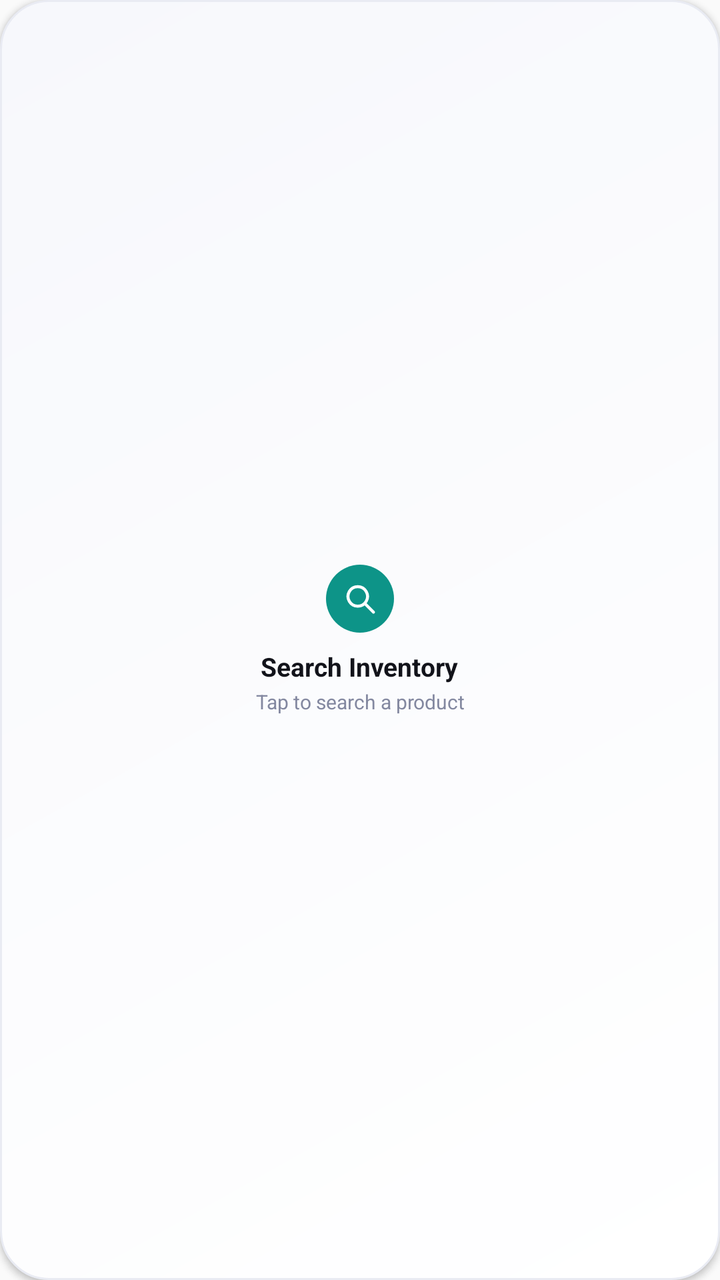
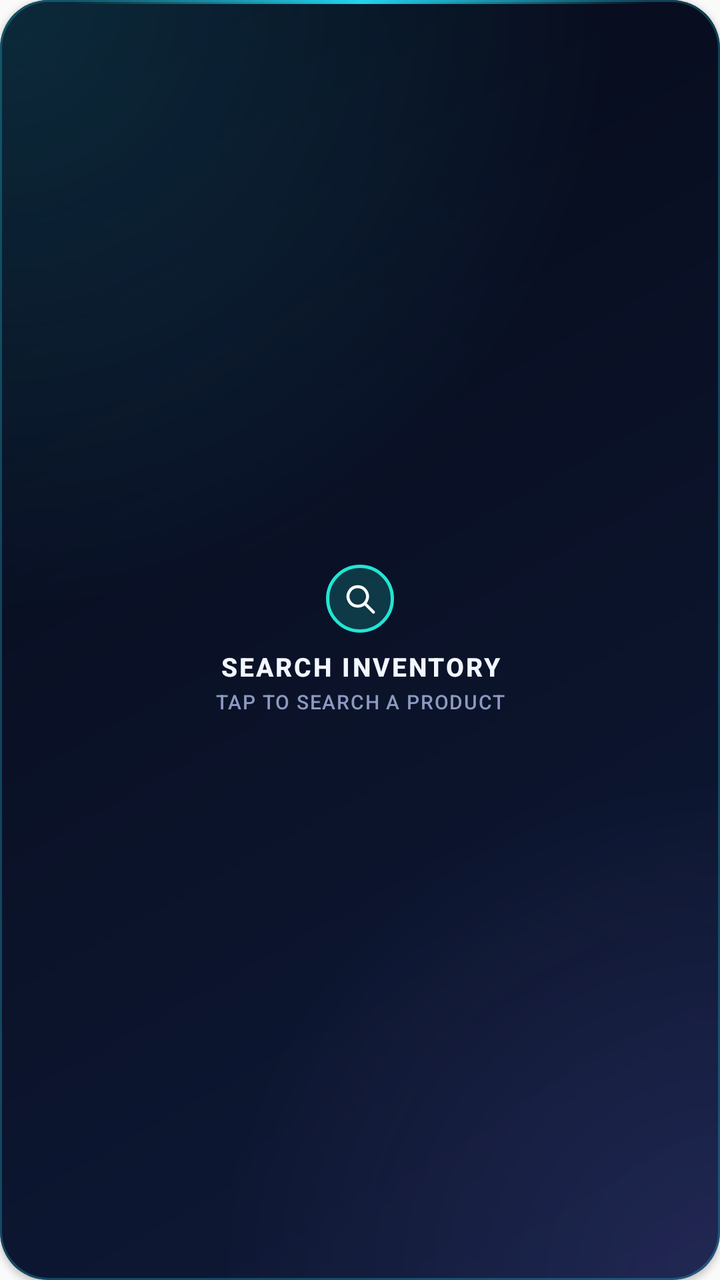

Compare the two renders of this Android layout. The source of the first and the diff that turns it into the second are given below.
<!-- AndroidManifest.xml: application theme Theme.AppCompat.Light.NoActionBar -->
<!-- res/layout/widget_inventory_search.xml -->
<?xml version="1.0" encoding="utf-8"?>
<LinearLayout xmlns:android="http://schemas.android.com/apk/res/android"
    android:layout_width="match_parent"
    android:layout_height="match_parent"
    android:orientation="vertical"
    android:gravity="center"
    android:background="@drawable/widget_background"
    android:padding="16dp"
    android:elevation="2dp"
    android:id="@+id/inv_search_widget_root">

    <FrameLayout
        android:layout_width="34dp"
        android:layout_height="34dp"
        android:background="@drawable/badge_circle_inventory">
        <ImageView android:layout_width="18dp" android:layout_height="18dp"
            android:layout_gravity="center" android:src="@drawable/ic_search" />
    </FrameLayout>

    <TextView
        android:layout_width="wrap_content"
        android:layout_height="wrap_content"
        android:layout_marginTop="8dp"
        android:text="@string/inv_search_widget_title"
        android:textColor="@color/ink_900"
        android:textStyle="bold"
        android:textSize="13sp"
        android:gravity="center" />

    <TextView
        android:layout_width="wrap_content"
        android:layout_height="wrap_content"
        android:layout_marginTop="2dp"
        android:text="@string/inv_search_widget_subtitle"
        android:textColor="@color/ink_500"
        android:textSize="10sp"
        android:gravity="center" />

</LinearLayout>
<!-- resources referenced by this layout -->
<resources>
  <color name="ink_500">#8388A0</color>
  <color name="ink_900">#12131A</color>
  <!-- drawable badge_circle_inventory (drawable) -->
  <?xml version="1.0" encoding="utf-8"?>
  <shape xmlns:android="http://schemas.android.com/apk/res/android" android:shape="oval">
      <solid android:color="@color/accent_inventory" />
  </shape>
  <!-- drawable ic_search (drawable) -->
  <vector xmlns:android="http://schemas.android.com/apk/res/android"
      android:width="24dp" android:height="24dp" android:viewportWidth="24" android:viewportHeight="24">
      <path android:fillColor="#00000000" android:strokeColor="#FFFFFF" android:strokeWidth="2"
          android:strokeLineCap="round" android:pathData="M10.5,4 a6.5,6.5 0,1 0,0.01 0Z" />
      <path android:fillColor="#00000000" android:strokeColor="#FFFFFF" android:strokeWidth="2"
          android:strokeLineCap="round" android:pathData="M15.2,15.2 L21,21" />
  </vector>
  <!-- drawable widget_background (drawable) -->
  <?xml version="1.0" encoding="utf-8"?>
  <shape xmlns:android="http://schemas.android.com/apk/res/android"
      android:shape="rectangle">
      <corners android:radius="24dp" />
      <gradient
          android:angle="135"
          android:startColor="@color/surface_card_top"
          android:endColor="@color/surface_card_bottom"
          android:type="linear" />
      <stroke android:width="1dp" android:color="@color/surface_inset_border" />
  </shape>
  <string name="inv_search_widget_subtitle">Tap to search a product</string>
  <string name="inv_search_widget_title">Search Inventory</string>
  <color name="accent_inventory">#0D9488</color>
  <color name="surface_card_top">#FFFFFF</color>
  <color name="surface_card_bottom">#F7F8FC</color>
  <color name="surface_inset_border">#E9EBF3</color>
</resources>

<!-- the commit's change to res/layout/widget_inventory_search.xml (unified diff, before → after) -->
@@ -25,7 +25,8 @@
         android:textColor="@color/ink_900"
         android:textStyle="bold"
         android:textSize="13sp"
-        android:gravity="center" />
+        android:gravity="center"
+            android:textAllCaps="true" android:letterSpacing="0.08" android:fontFamily="sans-serif-medium" />
 
     <TextView
         android:layout_width="wrap_content"
@@ -34,6 +35,6 @@
         android:text="@string/inv_search_widget_subtitle"
         android:textColor="@color/ink_500"
         android:textSize="10sp"
-        android:gravity="center" />
+        android:gravity="center" android:textAllCaps="true" android:letterSpacing="0.06" android:fontFamily="sans-serif-medium" />
 
 </LinearLayout>
<!-- resource entries referenced after the edit -->
@@ -1,11 +1,12 @@
 <!-- resources referenced by this layout -->
 <resources>
-  <color name="ink_500">#8388A0</color>
-  <color name="ink_900">#12131A</color>
+  <color name="ink_500">#FF8C9AC0</color>
+  <color name="ink_900">#FFF2F6FF</color>
   <!-- drawable badge_circle_inventory (drawable) -->
   <?xml version="1.0" encoding="utf-8"?>
   <shape xmlns:android="http://schemas.android.com/apk/res/android" android:shape="oval">
-      <solid android:color="@color/accent_inventory" />
+      <solid android:color="@color/accent_inventory_soft" />
+      <stroke android:width="1.5dp" android:color="@color/accent_inventory" />
   </shape>
   <!-- drawable ic_search (drawable) -->
   <vector xmlns:android="http://schemas.android.com/apk/res/android"
@@ -17,21 +18,34 @@
   </vector>
   <!-- drawable widget_background (drawable) -->
   <?xml version="1.0" encoding="utf-8"?>
-  <shape xmlns:android="http://schemas.android.com/apk/res/android"
-      android:shape="rectangle">
-      <corners android:radius="24dp" />
-      <gradient
-          android:angle="135"
-          android:startColor="@color/surface_card_top"
-          android:endColor="@color/surface_card_bottom"
-          android:type="linear" />
-      <stroke android:width="1dp" android:color="@color/surface_inset_border" />
-  </shape>
+  <layer-list xmlns:android="http://schemas.android.com/apk/res/android">
+      <item><shape android:shape="rectangle"><corners android:radius="24dp" />
+          <gradient android:angle="135" android:startColor="@color/surface_card_top" android:endColor="@color/surface_card_bottom" android:type="linear" /></shape></item>
+      <item><shape android:shape="rectangle"><corners android:radius="24dp" />
+          <gradient android:type="radial" android:gradientRadius="85%p" android:centerX="0.0" android:centerY="0.0"
+              android:startColor="@color/glow_cyan_start" android:endColor="@color/glow_cyan_end" /></shape></item>
+      <item><shape android:shape="rectangle"><corners android:radius="24dp" />
+          <gradient android:type="radial" android:gradientRadius="70%p" android:centerX="1.0" android:centerY="1.0"
+              android:startColor="@color/glow_violet_start" android:endColor="@color/glow_violet_end" /></shape></item>
+      <item><shape android:shape="rectangle"><corners android:radius="24dp" />
+          <stroke android:width="1dp" android:color="@color/neon_border" /></shape></item>
+      <item android:gravity="top" android:height="2dp" android:left="36dp" android:right="36dp">
+          <shape android:shape="rectangle"><corners android:radius="1dp" />
+              <gradient android:angle="0" android:startColor="@color/edge_fade_start" android:centerColor="@color/neon_cyan" android:endColor="@color/edge_fade_end" /></shape></item>
+  </layer-list>
   <string name="inv_search_widget_subtitle">Tap to search a product</string>
   <string name="inv_search_widget_title">Search Inventory</string>
-  <color name="accent_inventory">#0D9488</color>
-  <color name="surface_card_top">#FFFFFF</color>
-  <color name="surface_card_bottom">#F7F8FC</color>
-  <color name="surface_inset_border">#E9EBF3</color>
+  <color name="accent_inventory_soft">#2E22E5D3</color>
+  <color name="accent_inventory">#FF22E5D3</color>
+  <color name="surface_card_top">#FF0F1A38</color>
+  <color name="surface_card_bottom">#FF060A18</color>
+  <color name="glow_cyan_start">#2822D3EE</color>
+  <color name="glow_cyan_end">#0022D3EE</color>
+  <color name="glow_violet_start">#248B7CFF</color>
+  <color name="glow_violet_end">#008B7CFF</color>
+  <color name="neon_border">#4422D3EE</color>
+  <color name="edge_fade_start">#0022D3EE</color>
+  <color name="neon_cyan">#FF22D3EE</color>
+  <color name="edge_fade_end">#008B7CFF</color>
 </resources>
 
